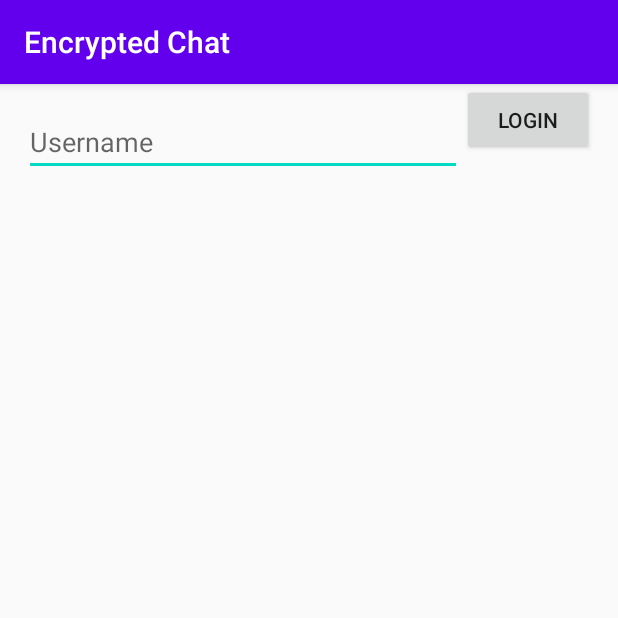
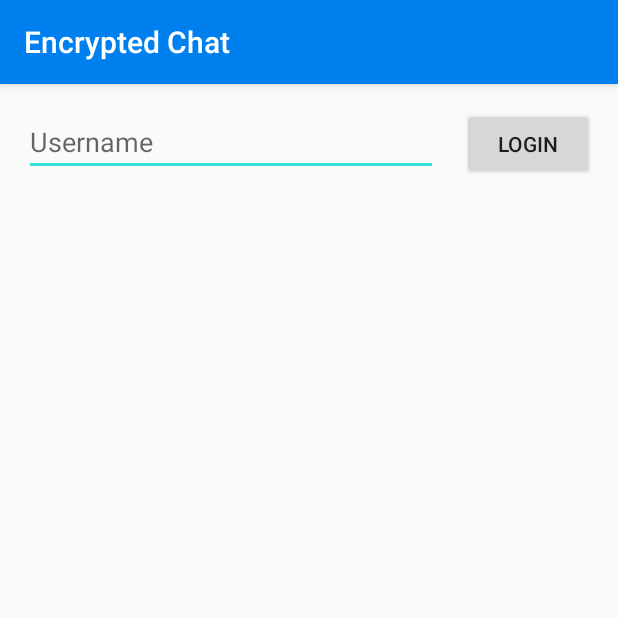
Before and after one commit to astrotars/stream-android-encrypted-chat, an Android app: the screen it shows after launch (MainActivity), on a phone screen of 412 x 824 dp, the top half of it. Run offline under Robolectric (Android 15) with nearby library versions, the phone set to English and light mode, and no system bars; our stand-ins replace data binding; libraries missing offline, so code that uses them is left out: com.getstream.sdk, com.virgilsecurity.android, org.jetbrains.anko.

```diff
--- a/android/app/src/main/java/io/getstream/encryptedchat/BackendService.kt
+++ b/android/app/src/main/java/io/getstream/encryptedchat/BackendService.kt
@@ -11,7 +11,7 @@ import org.json.JSONObject
 object BackendService {
     private val http = OkHttpClient()
     private val JSON: MediaType = "application/json; charset=utf-8".toMediaType()
-    private const val apiRoot = "https://348e7677.ngrok.io"
+    private const val apiRoot = "https://3c3e4c3a.ngrok.io"
 
     fun signIn(user: String): String {
         return post("/v1/authenticate", mapOf("user" to user))
--- a/android/app/src/main/res/layout/activity_main.xml
+++ b/android/app/src/main/res/layout/activity_main.xml
@@ -29,10 +29,10 @@
             android:layout_marginStart="16dp"
             android:layout_marginEnd="16dp"
             android:text="Login"
-            app:layout_constraintBaseline_toBaselineOf="@+id/username"
+            app:layout_constraintBaseline_toBaselineOf="@+id/user"
             app:layout_constraintEnd_toEndOf="parent"
             app:layout_constraintHorizontal_bias="0.5"
-            app:layout_constraintStart_toEndOf="@+id/username" />
+            app:layout_constraintStart_toEndOf="@+id/user" />
 
     </androidx.constraintlayout.widget.ConstraintLayout>
 </layout>
--- a/android/app/src/main/res/values/colors.xml
+++ b/android/app/src/main/res/values/colors.xml
@@ -1,6 +1,6 @@
 <?xml version="1.0" encoding="utf-8"?>
 <resources>
-    <color name="colorPrimary">#6200EE</color>
-    <color name="colorPrimaryDark">#3700B3</color>
-    <color name="colorAccent">#03DAC5</color>
+    <color name="colorPrimary">#0080EF</color>
+    <color name="colorPrimaryDark">#053B9A</color>
+    <color name="colorAccent">#33E2D7</color>
 </resources>
```
Also changed, not shown: android/app/src/main/java/io/getstream/encryptedchat/ChannelActivity.kt (+14 -3 lines).
